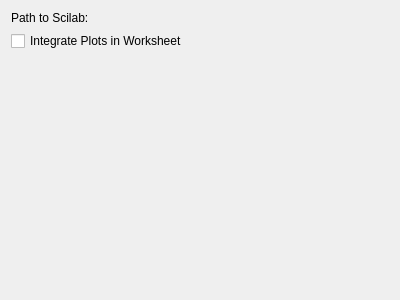
Old version of the form src/backends/scilab/settings.ui in the repository KDE/cantor.
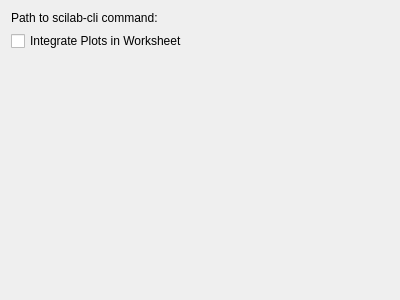
New version of the form. Custom widgets are drawn as their Qt base class.

Commit message: Changes in height of Cantor settings screen. Added 'path to scilab-cli' in Scilab backend settings.

```diff
--- a/src/backends/scilab/settings.ui
+++ b/src/backends/scilab/settings.ui
@@ -16,7 +16,7 @@
      <item>
       <widget class="QLabel" name="label">
        <property name="text">
-        <string>Path to Scilab:</string>
+        <string>Path to scilab-cli command:</string>
        </property>
       </widget>
      </item>
```
The commit also changes 1 other file.
